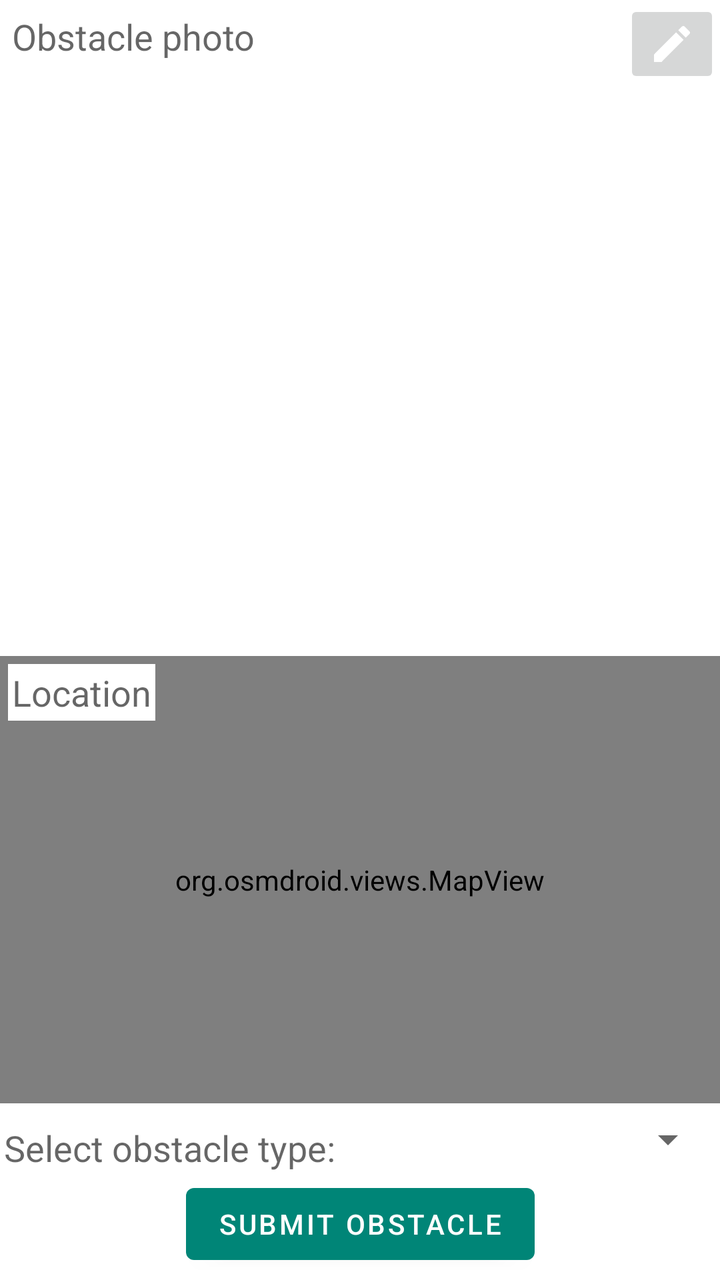
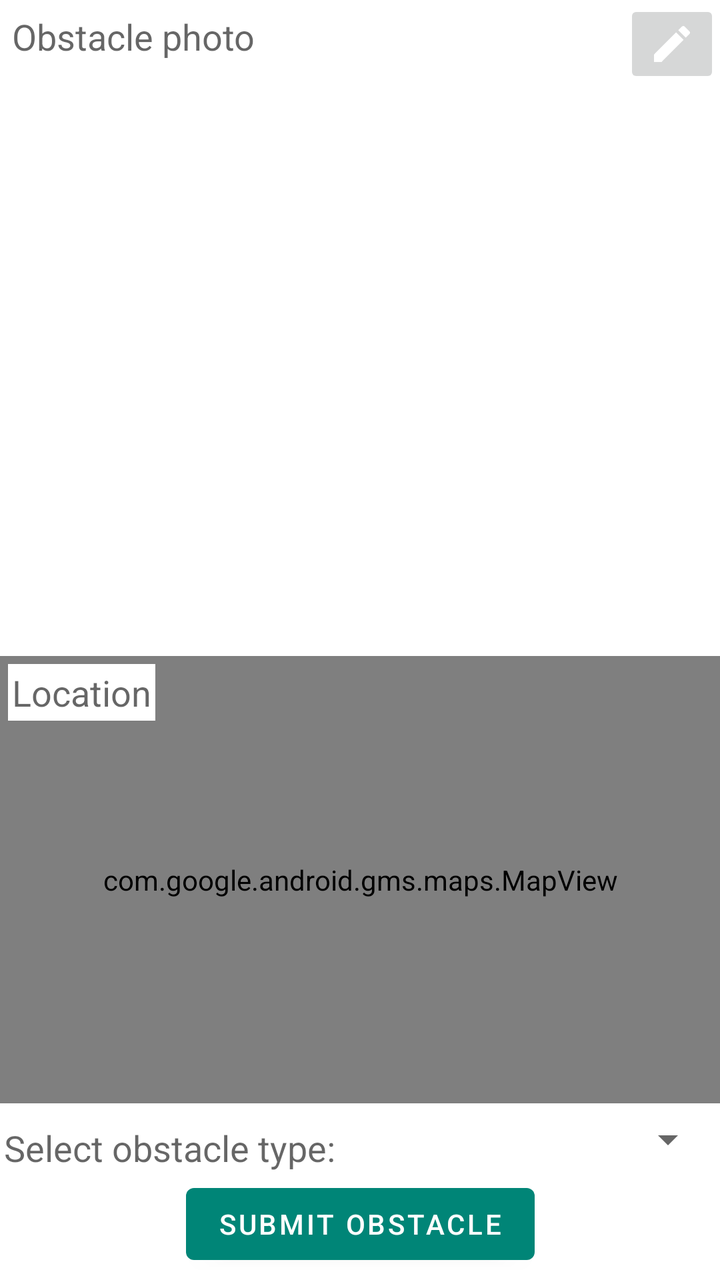

Screens rendered from an Android XML layout before and after an edit, with the pre-edit source and the edit as a unified diff.
<!-- AndroidManifest.xml: application theme AppTheme -->
<!-- res/layout/fragment_obstacle_edit.xml -->
<?xml version="1.0" encoding="utf-8"?>
<androidx.constraintlayout.widget.ConstraintLayout xmlns:android="http://schemas.android.com/apk/res/android"
    xmlns:app="http://schemas.android.com/apk/res-auto"
    xmlns:tools="http://schemas.android.com/tools"
    android:layout_width="match_parent"
    android:layout_height="match_parent"
    android:layout_margin="8dp"
    tools:context=".ObstacleEditFragment">

    <ImageView
        android:id="@+id/obstacle_image_view"
        android:layout_width="0dp"
        android:layout_height="0dp"
        android:layout_marginBottom="8dp"
        android:scaleType="centerCrop"
        app:layout_constraintBottom_toTopOf="@id/map"
        app:layout_constraintEnd_toEndOf="parent"
        app:layout_constraintHeight_percent="0.5"
        app:layout_constraintStart_toStartOf="parent"
        app:layout_constraintTop_toTopOf="parent">

    </ImageView>

    <TextView
        android:id="@+id/photo_title"
        style="@style/TextAppearance.AppCompat.Medium"
        android:layout_width="wrap_content"
        android:layout_height="wrap_content"
        android:layout_margin="4dp"
        android:background="@android:color/white"
        android:padding="2dp"
        android:text="Obstacle photo"
        app:layout_constraintStart_toStartOf="@id/obstacle_image_view"
        app:layout_constraintTop_toTopOf="@id/obstacle_image_view" />

    <ImageButton
        android:id="@+id/button_edit_photo"
        android:layout_width="wrap_content"
        android:layout_height="wrap_content"
        android:src="@drawable/ic_edit_white_24dp"
        app:layout_constraintEnd_toEndOf="@id/obstacle_image_view"
        app:layout_constraintTop_toTopOf="@id/obstacle_image_view" />

    <org.osmdroid.views.MapView
        android:id="@+id/map"
        android:layout_width="fill_parent"
        android:layout_height="0dp"
        android:layout_marginBottom="8dp"
        app:layout_constraintBottom_toTopOf="@id/select_obstacle_type_text"
        app:layout_constraintEnd_toEndOf="parent"
        app:layout_constraintStart_toStartOf="parent"
        app:layout_constraintTop_toBottomOf="@id/obstacle_image_view" />

    <TextView
        android:id="@+id/map_title"
        style="@style/TextAppearance.AppCompat.Medium"
        android:layout_width="wrap_content"
        android:layout_height="wrap_content"
        android:layout_margin="4dp"
        android:background="@android:color/white"
        android:padding="2dp"
        android:text="Location"
        app:layout_constraintStart_toStartOf="@id/map"
        app:layout_constraintTop_toTopOf="@id/map" />

    <TextView
        android:id="@+id/select_obstacle_type_text"
        style="@style/TextAppearance.AppCompat.Medium"
        android:layout_width="wrap_content"
        android:layout_height="wrap_content"
        android:layout_margin="2dp"
        android:text="@string/select_obstacle_type"
        app:layout_constraintBottom_toTopOf="@id/button_submit"
        app:layout_constraintStart_toStartOf="parent"
        app:layout_constraintTop_toBottomOf="@id/map" />

    <Spinner
        android:id="@+id/spinner"
        android:layout_width="wrap_content"
        android:layout_height="wrap_content"
        android:layout_margin="2dp"
        app:layout_constraintBottom_toTopOf="@id/button_submit"
        app:layout_constraintEnd_toEndOf="parent"
        app:layout_constraintTop_toBottomOf="@id/map" />

    <Button
        android:id="@+id/button_submit"
        android:layout_width="wrap_content"
        android:layout_height="wrap_content"
        android:text="Submit obstacle"
        app:layout_constraintBottom_toBottomOf="parent"
        app:layout_constraintEnd_toEndOf="parent"
        app:layout_constraintStart_toStartOf="parent"
        app:layout_constraintTop_toBottomOf="@id/spinner" />


</androidx.constraintlayout.widget.ConstraintLayout>
<!-- resources referenced by this layout -->
<resources>
  <!-- drawable ic_edit_white_24dp (drawable) -->
  <vector android:height="24dp" android:tint="#FFFFFF"
      android:viewportHeight="24.0" android:viewportWidth="24.0"
      android:width="24dp" xmlns:android="http://schemas.android.com/apk/res/android">
      <path android:fillColor="#FF000000" android:pathData="M3,17.25V21h3.75L17.81,9.94l-3.75,-3.75L3,17.25zM20.71,7.04c0.39,-0.39 0.39,-1.02 0,-1.41l-2.34,-2.34c-0.39,-0.39 -1.02,-0.39 -1.41,0l-1.83,1.83 3.75,3.75 1.83,-1.83z"/>
  </vector>
  <string name="select_obstacle_type">Select obstacle type:</string>
  <style name="AppTheme" parent="Theme.MaterialComponents.Light.DarkActionBar">
          
          <item name="colorPrimary">@color/colorPrimary</item>
          <item name="colorPrimaryDark">@color/colorPrimaryDark</item>
          <item name="colorAccent">@color/colorAccent</item>
      </style>
  <color name="colorPrimary">#008577</color>
  <color name="colorPrimaryDark">#00574B</color>
  <color name="colorAccent">#4CAF50</color>
</resources>

<!-- the commit's change to res/layout/fragment_obstacle_edit.xml (unified diff, before → after) -->
@@ -41,15 +41,25 @@
         app:layout_constraintEnd_toEndOf="@id/obstacle_image_view"
         app:layout_constraintTop_toTopOf="@id/obstacle_image_view" />
 
-    <org.osmdroid.views.MapView
+
+
+
+
+
+
+
+
+
+
+    <com.google.android.gms.maps.MapView
         android:id="@+id/map"
-        android:layout_width="fill_parent"
+        android:layout_width="match_parent"
         android:layout_height="0dp"
         android:layout_marginBottom="8dp"
         app:layout_constraintBottom_toTopOf="@id/select_obstacle_type_text"
         app:layout_constraintEnd_toEndOf="parent"
         app:layout_constraintStart_toStartOf="parent"
-        app:layout_constraintTop_toBottomOf="@id/obstacle_image_view" />
+        app:layout_constraintTop_toBottomOf="@id/obstacle_image_view"/>
 
     <TextView
         android:id="@+id/map_title"
